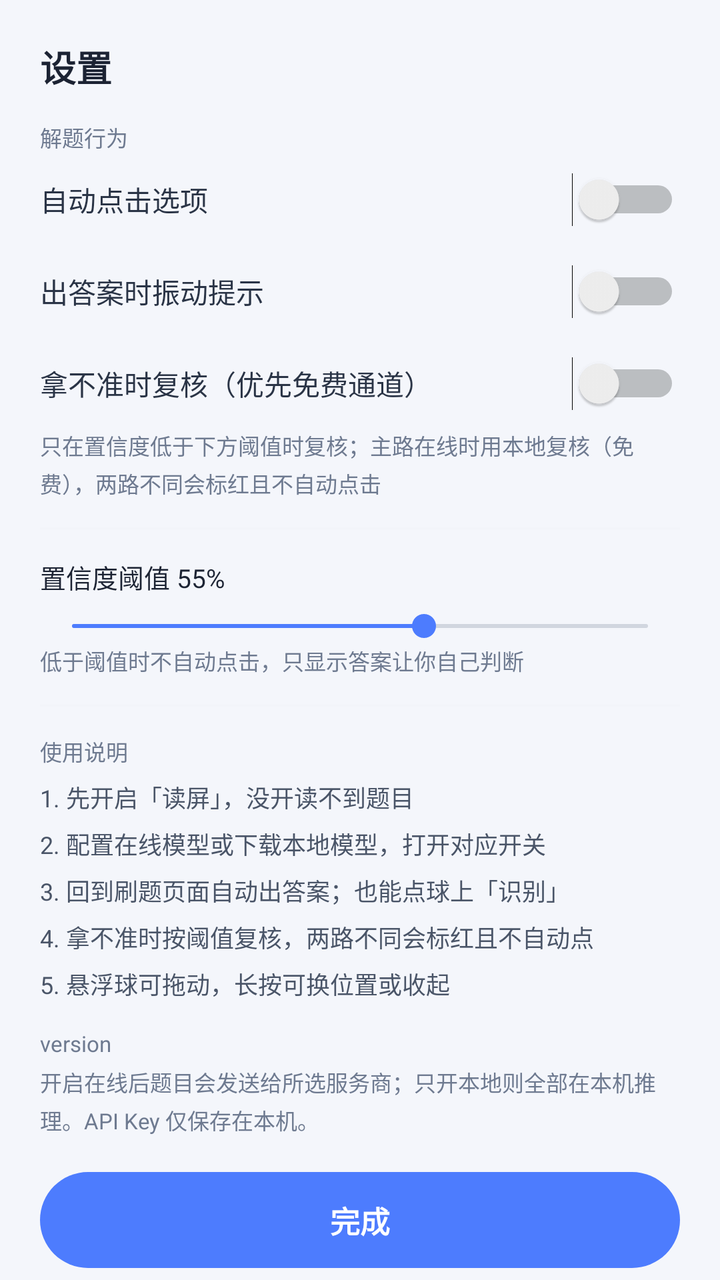
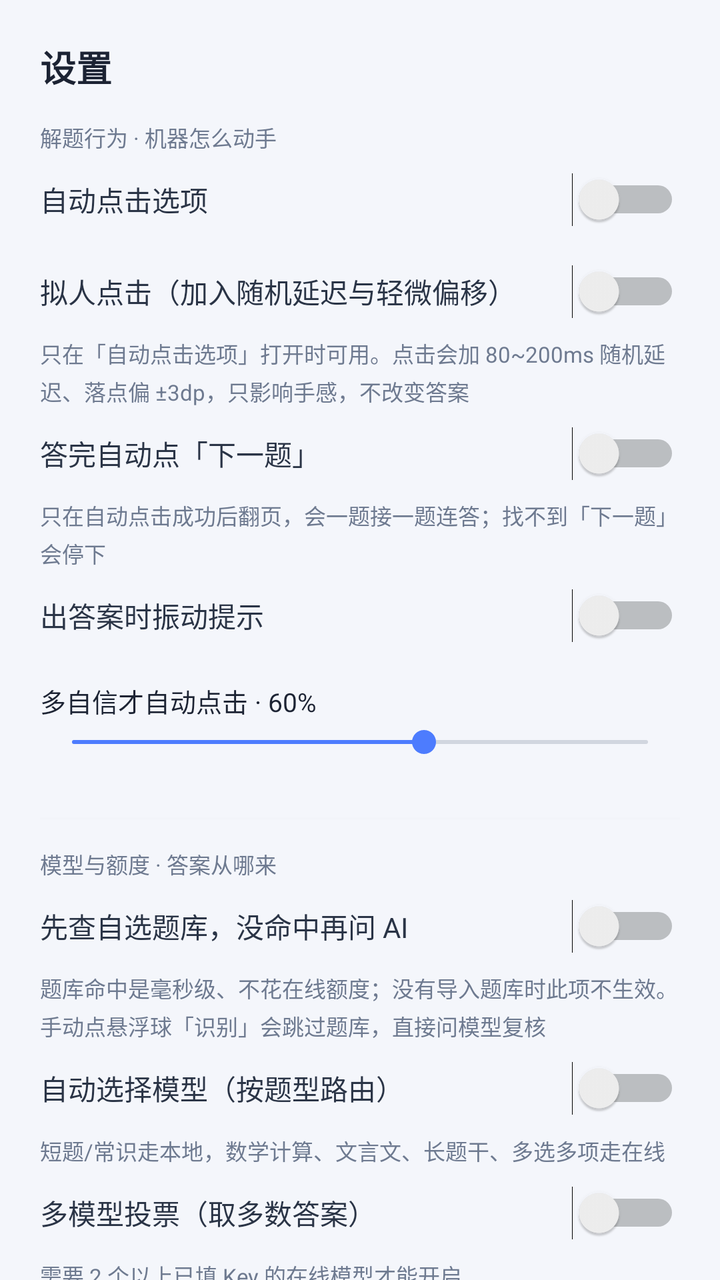

The first picture is an Android layout as it rendered before a commit; the second is the same layout after the commit. The layout source and the unified diff follow.
<!-- AndroidManifest.xml: application theme AppTheme -->
<!-- res/layout/dialog_settings.xml -->
<?xml version="1.0" encoding="utf-8"?>
<ScrollView xmlns:android="http://schemas.android.com/apk/res/android"
    android:layout_width="match_parent"
    android:layout_height="wrap_content"
    android:scrollbars="none">

    <LinearLayout
        android:layout_width="match_parent"
        android:layout_height="wrap_content"
        android:orientation="vertical"
        android:paddingStart="20dp"
        android:paddingTop="20dp"
        android:paddingEnd="20dp"
        android:paddingBottom="16dp">

        <TextView
            android:layout_width="match_parent"
            android:layout_height="wrap_content"
            android:text="设置"
            android:textColor="@color/text_primary"
            android:textSize="18sp"
            android:textStyle="bold" />

        
        <TextView
            style="@style/DialogSection"
            android:text="解题行为" />

        <Switch
            android:id="@+id/swClick"
            android:layout_width="match_parent"
            android:layout_height="wrap_content"
            android:minHeight="46dp"
            android:text="自动点击选项"
            android:textColor="@color/text_body"
            android:textSize="14sp" />

        <Switch
            android:id="@+id/swVibrate"
            android:layout_width="match_parent"
            android:layout_height="wrap_content"
            android:minHeight="46dp"
            android:text="出答案时振动提示"
            android:textColor="@color/text_body"
            android:textSize="14sp" />

        <Switch
            android:id="@+id/swDual"
            android:layout_width="match_parent"
            android:layout_height="wrap_content"
            android:minHeight="46dp"
            android:text="拿不准时复核（优先免费通道）"
            android:textColor="@color/text_body"
            android:textSize="14sp" />

        <TextView
            android:layout_width="match_parent"
            android:layout_height="wrap_content"
            android:lineSpacingExtra="3dp"
            android:text="只在置信度低于下方阈值时复核；主路在线时用本地复核（免费），两路不同会标红且不自动点击"
            android:textColor="@color/text_hint"
            android:textSize="11sp" />

        <View style="@style/DialogDivider" />

        <TextView
            android:id="@+id/tvTh"
            android:layout_width="match_parent"
            android:layout_height="wrap_content"
            android:text="置信度阈值 55%"
            android:textColor="@color/text_primary"
            android:textSize="13sp" />

        <SeekBar
            android:id="@+id/sbTh"
            android:layout_width="match_parent"
            android:layout_height="wrap_content"
            android:layout_marginTop="6dp"
            android:max="90"
            android:progress="55" />

        <TextView
            android:layout_width="match_parent"
            android:layout_height="wrap_content"
            android:text="低于阈值时不自动点击，只显示答案让你自己判断"
            android:textColor="@color/text_hint"
            android:textSize="11sp" />

        
        <View style="@style/DialogDivider" />

        <TextView
            style="@style/DialogSection"
            android:layout_marginTop="0dp"
            android:text="使用说明" />

        <TextView
            android:layout_width="match_parent"
            android:layout_height="wrap_content"
            android:layout_marginTop="6dp"
            android:lineSpacingExtra="6dp"
            android:text="1. 先开启「读屏」，没开读不到题目\n2. 配置在线模型或下载本地模型，打开对应开关\n3. 回到刷题页面自动出答案；也能点球上「识别」\n4. 拿不准时按阈值复核，两路不同会标红且不自动点\n5. 悬浮球可拖动，长按可换位置或收起"
            android:textColor="@color/text_secondary"
            android:textSize="12sp" />

        <TextView
            android:id="@+id/tvSettingsVersion"
            android:layout_width="match_parent"
            android:layout_height="wrap_content"
            android:layout_marginTop="14dp"
            android:text="version"
            android:textColor="@color/text_hint"
            android:textSize="11sp" />

        <TextView
            android:layout_width="match_parent"
            android:layout_height="wrap_content"
            android:layout_marginTop="4dp"
            android:lineSpacingExtra="3dp"
            android:text="开启在线后题目会发送给所选服务商；只开本地则全部在本机推理。API Key 仅保存在本机。"
            android:textColor="@color/text_hint"
            android:textSize="11sp" />

        <Button
            android:id="@+id/btnSaveSettings"
            style="@style/PrimaryButton"
            android:layout_marginTop="18dp"
            android:text="完成" />
    </LinearLayout>
</ScrollView>
<!-- resources referenced by this layout -->
<resources>
  <color name="text_body">#2A3446</color>
  <color name="text_hint">#6E7A90</color>
  <color name="text_primary">#1C2333</color>
  <color name="text_secondary">#4A5568</color>
  <style name="DialogDivider">
          <item name="android:layout_width">match_parent</item>
          <item name="android:layout_height">1dp</item>
          <item name="android:layout_marginTop">14dp</item>
          <item name="android:layout_marginBottom">14dp</item>
          <item name="android:background">@color/divider</item>
      </style>
  <style name="DialogSection">
          <item name="android:layout_width">match_parent</item>
          <item name="android:layout_height">wrap_content</item>
          <item name="android:layout_marginTop">14dp</item>
          <item name="android:textColor">@color/text_hint</item>
          <item name="android:textSize">11sp</item>
      </style>
  <style name="PrimaryButton">
          <item name="android:layout_width">match_parent</item>
          <item name="android:layout_height">48dp</item>
          <item name="android:background">@drawable/btn_primary</item>
          <item name="android:textColor">#FFFFFF</item>
          <item name="android:textSize">15sp</item>
          <item name="android:textStyle">bold</item>
          <item name="android:textAllCaps">false</item>
          <item name="android:minHeight">0dp</item>
          <item name="android:minWidth">0dp</item>
          <item name="android:stateListAnimator">@null</item>
          <item name="android:letterSpacing">0</item>
      </style>
  <style name="AppTheme" parent="@android:style/Theme.DeviceDefault.Light.NoActionBar">
          <item name="android:windowBackground">@color/bg_page</item>
          
          <item name="android:statusBarColor">@color/brand</item>
          <item name="android:windowLightStatusBar">false</item>
          <item name="android:navigationBarColor">@color/bg_page</item>
          <item name="android:windowLightNavigationBar">true</item>
          <item name="android:colorAccent">@color/brand</item>
          <item name="android:colorControlActivated">@color/brand</item>
          <item name="android:colorControlHighlight">@color/brand_ripple</item>
          <item name="android:colorControlNormal">@color/text_hint</item>
          <item name="android:textColorPrimary">@color/text_primary</item>
          <item name="android:textColorSecondary">@color/text_hint</item>
      </style>
  <color name="divider">#F2F4F9</color>
  <!-- drawable btn_primary (drawable) -->
  <?xml version="1.0" encoding="utf-8"?>
  <selector xmlns:android="http://schemas.android.com/apk/res/android">
      <item android:state_pressed="true">
          <shape android:shape="rectangle">
              <solid android:color="@color/primary_deep" />
              <corners android:radius="24dp" />
          </shape>
      </item>
      <item>
          <shape android:shape="rectangle">
              <solid android:color="@color/primary" />
              <corners android:radius="24dp" />
          </shape>
      </item>
  </selector>
  <color name="bg_page">#F4F6FB</color>
  <color name="brand">#4D7CFE</color>
  <color name="brand_ripple">#1A4D7CFE</color>
  <color name="primary_deep">#2F5FE0</color>
  <color name="primary">#4D7CFE</color>
</resources>

<!-- the commit's change to res/layout/dialog_settings.xml (unified diff, before → after) -->
@@ -24,7 +24,7 @@
         
         <TextView
             style="@style/DialogSection"
-            android:text="解题行为" />
+            android:text="解题行为 · 机器怎么动手" />
 
         <Switch
             android:id="@+id/swClick"
@@ -36,6 +36,41 @@
             android:textSize="14sp" />
 
         <Switch
+            android:id="@+id/swHuman"
+            android:layout_width="match_parent"
+            android:layout_height="wrap_content"
+            android:minHeight="46dp"
+            android:text="拟人点击（加入随机延迟与轻微偏移）"
+            android:textColor="@color/text_body"
+            android:textSize="14sp" />
+
+        <TextView
+            android:layout_width="match_parent"
+            android:layout_height="wrap_content"
+            android:lineSpacingExtra="3dp"
+            android:text="只在「自动点击选项」打开时可用。点击会加 80~200ms 随机延迟、落点偏 ±3dp，只影响手感，不改变答案"
+            android:textColor="@color/text_hint"
+            android:textSize="11sp" />
+
+        <Switch
+            android:id="@+id/swAutoNext"
+            android:layout_width="match_parent"
+            android:layout_height="wrap_content"
+            android:minHeight="46dp"
+            android:text="答完自动点「下一题」"
+            android:textColor="@color/text_body"
+            android:textSize="14sp" />
+
+        <TextView
+            android:id="@+id/tvAutoNextHint"
+            android:layout_width="match_parent"
+            android:layout_height="wrap_content"
+            android:lineSpacingExtra="3dp"
+            android:text="只在自动点击成功后翻页，会一题接一题连答；找不到「下一题」会停下"
+            android:textColor="@color/text_hint"
+            android:textSize="11sp" />
+
+        <Switch
             android:id="@+id/swVibrate"
             android:layout_width="match_parent"
             android:layout_height="wrap_content"
@@ -44,30 +79,12 @@
             android:textColor="@color/text_body"
             android:textSize="14sp" />
 
-        <Switch
-            android:id="@+id/swDual"
-            android:layout_width="match_parent"
-            android:layout_height="wrap_content"
-            android:minHeight="46dp"
-            android:text="拿不准时复核（优先免费通道）"
-            android:textColor="@color/text_body"
-            android:textSize="14sp" />
-
-        <TextView
-            android:layout_width="match_parent"
-            android:layout_height="wrap_content"
-            android:lineSpacingExtra="3dp"
-            android:text="只在置信度低于下方阈值时复核；主路在线时用本地复核（免费），两路不同会标红且不自动点击"
-            android:textColor="@color/text_hint"
-            android:textSize="11sp" />
-
-        <View style="@style/DialogDivider" />
-
         <TextView
             android:id="@+id/tvTh"
             android:layout_width="match_parent"
             android:layout_height="wrap_content"
-            android:text="置信度阈值 55%"
+            android:layout_marginTop="10dp"
+            android:text="多自信才自动点击 · 60%"
             android:textColor="@color/text_primary"
             android:textSize="13sp" />
 
@@ -75,14 +92,111 @@
             android:id="@+id/sbTh"
             android:layout_width="match_parent"
             android:layout_height="wrap_content"
-            android:layout_marginTop="6dp"
+            android:layout_marginTop="2dp"
             android:max="90"
             android:progress="55" />
 
         <TextView
-            android:layout_width="match_parent"
-            android:layout_height="wrap_content"
-            android:text="低于阈值时不自动点击，只显示答案让你自己判断"
+            android:id="@+id/tvThHint"
+            android:layout_width="match_parent"
+            android:layout_height="wrap_content"
+            android:lineSpacingExtra="3dp"
+            android:text=""
+            android:textColor="@color/text_hint"
+            android:textSize="11sp" />
+
+        
+        <View style="@style/DialogDivider" />
+
+        <TextView
+            style="@style/DialogSection"
+            android:layout_marginTop="0dp"
+            android:text="模型与额度 · 答案从哪来" />
+
+        <Switch
+            android:id="@+id/swSelfFirst"
+            android:layout_width="match_parent"
+            android:layout_height="wrap_content"
+            android:minHeight="46dp"
+            android:text="先查自选题库，没命中再问 AI"
+            android:textColor="@color/text_body"
+            android:textSize="14sp" />
+
+        <TextView
+            android:layout_width="match_parent"
+            android:layout_height="wrap_content"
+            android:lineSpacingExtra="3dp"
+            android:text="题库命中是毫秒级、不花在线额度；没有导入题库时此项不生效。手动点悬浮球「识别」会跳过题库，直接问模型复核"
+            android:textColor="@color/text_hint"
+            android:textSize="11sp" />
+
+        <Switch
+            android:id="@+id/swRoute"
+            android:layout_width="match_parent"
+            android:layout_height="wrap_content"
+            android:minHeight="46dp"
+            android:text="自动选择模型（按题型路由）"
+            android:textColor="@color/text_body"
+            android:textSize="14sp" />
+
+        <TextView
+            android:id="@+id/tvRouteHint"
+            android:layout_width="match_parent"
+            android:layout_height="wrap_content"
+            android:lineSpacingExtra="3dp"
+            android:text="短题/常识走本地，数学计算、文言文、长题干、多选多项走在线"
+            android:textColor="@color/text_hint"
+            android:textSize="11sp" />
+
+        <Switch
+            android:id="@+id/swVote"
+            android:layout_width="match_parent"
+            android:layout_height="wrap_content"
+            android:minHeight="46dp"
+            android:text="多模型投票（取多数答案）"
+            android:textColor="@color/text_body"
+            android:textSize="14sp" />
+
+        <TextView
+            android:id="@+id/tvVoteHint"
+            android:layout_width="match_parent"
+            android:layout_height="wrap_content"
+            android:lineSpacingExtra="3dp"
+            android:text="需要 2 个以上已填 Key 的在线模型才能开启"
+            android:textColor="@color/text_hint"
+            android:textSize="11sp" />
+
+        <Switch
+            android:id="@+id/swDual"
+            android:layout_width="match_parent"
+            android:layout_height="wrap_content"
+            android:minHeight="46dp"
+            android:text="拿不准时复核（优先免费通道）"
+            android:textColor="@color/text_body"
+            android:textSize="14sp" />
+
+        <TextView
+            android:layout_width="match_parent"
+            android:layout_height="wrap_content"
+            android:lineSpacingExtra="3dp"
+            android:text="只在置信度低于上面的阈值时复核；两路不同会标红且不自动点击。开启投票后此项自动关闭（避免一次答题跑三四次）"
+            android:textColor="@color/text_hint"
+            android:textSize="11sp" />
+
+        <Switch
+            android:id="@+id/swExplain"
+            android:layout_width="match_parent"
+            android:layout_height="wrap_content"
+            android:minHeight="46dp"
+            android:text="出答案附一句解析"
+            android:textColor="@color/text_body"
+            android:textSize="14sp" />
+
+        <TextView
+            android:layout_width="match_parent"
+            android:layout_height="wrap_content"
+            android:lineSpacingExtra="3dp"
+            android:text="题库自带的解析直接显示（不花钱）；AI 出的答案才会再花一次调用生成。悬浮窗显示两行，点一下看全文"
             android:textColor="@color/text_hint"
             android:textSize="11sp" />
 
@@ -99,7 +213,7 @@
             android:layout_height="wrap_content"
             android:layout_marginTop="6dp"
             android:lineSpacingExtra="6dp"
-            android:text="1. 先开启「读屏」，没开读不到题目\n2. 配置在线模型或下载本地模型，打开对应开关\n3. 回到刷题页面自动出答案；也能点球上「识别」\n4. 拿不准时按阈值复核，两路不同会标红且不自动点\n5. 悬浮球可拖动，长按可换位置或收起"
+            android:text="1. 先开启「读屏」并授权悬浮窗，否则读不到题目\n2. 配一种解题方式：在线填 Key，或下载本地模型\n3. 有自选题库就先导入（题库 → 自选题库），命中直接出答案\n4. 答案顺序：自选题库 → 本机记忆 → 投票/路由 → AI\n5. 悬浮球可拖动，长按可换模式；点「识别」强制问一次模型"
             android:textColor="@color/text_secondary"
             android:textSize="12sp" />
 
